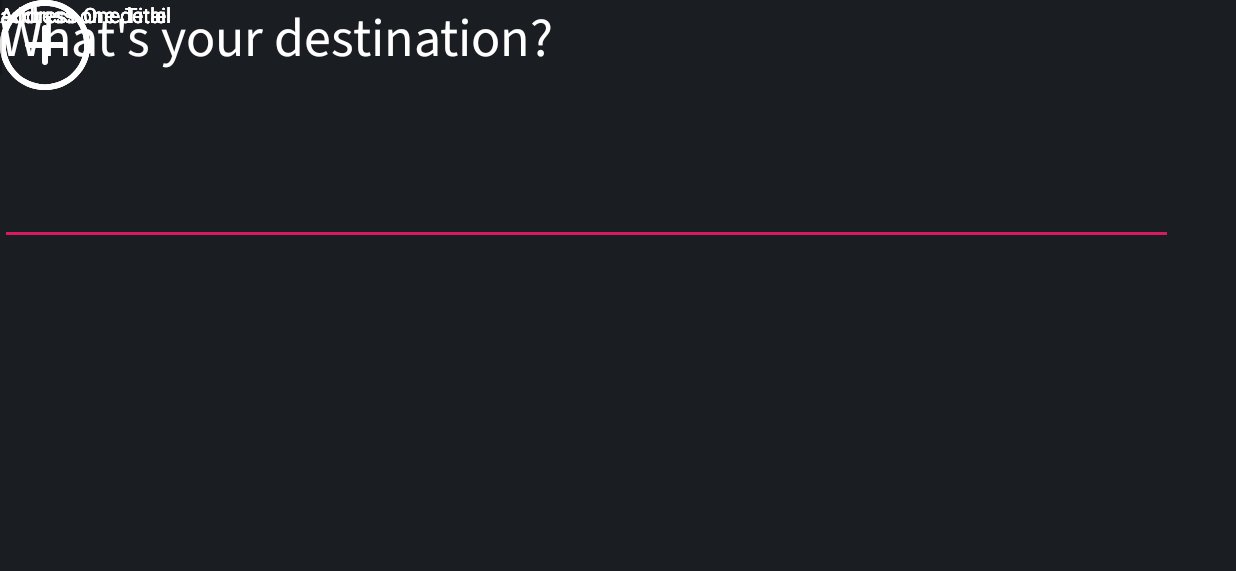
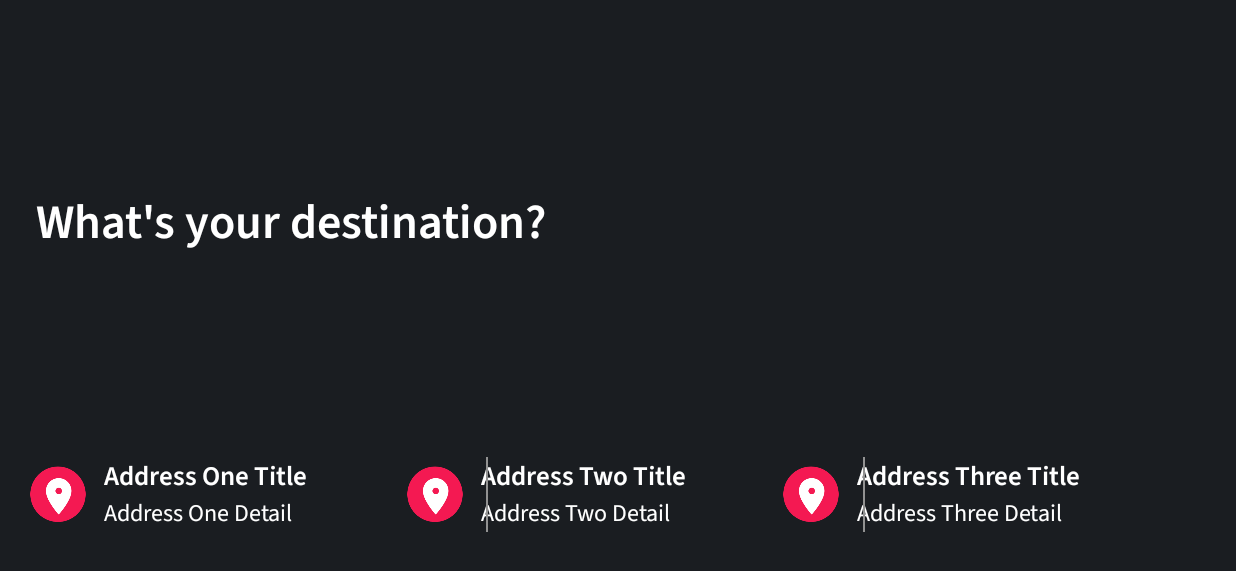
Before and after one commit to haydenmurdock/NTS_Pim, an Android app: the EnterDestination screen opened through its navigation route, on a phone screen of 824 x 412 dp (held sideways). Shown: the top 571 px of the screen. Run offline under Robolectric (Android 15) with nearby library versions, the light colour scheme and no system bars; our stand-ins replace RxJava; libraries missing offline, so code that uses them is left out: com.amazonaws.amplify, com.amazonaws.mobile, com.amazonaws.mobileconnectors, com.apollographql.apollo, com.jakewharton.threetenabp and 2 more; 10 statements that could not run were skipped.

Commit message:
updated UI for enter destination

```diff
--- a/app/src/main/AndroidManifest.xml
+++ b/app/src/main/AndroidManifest.xml
@@ -44,7 +44,7 @@
         <activity
                 android:name="com.example.nts_pim.activity.MainActivity"
                 android:screenOrientation="landscape"
-                android:configChanges="orientation|screenSize" >
+                android:configChanges="orientation|screenSize">
             <intent-filter>
                 <action android:name="android.intent.action.MAIN"/>
 
--- a/app/src/main/java/com/example/nts_pim/activity/MainActivity.kt
+++ b/app/src/main/java/com/example/nts_pim/activity/MainActivity.kt
@@ -315,27 +315,25 @@ open class MainActivity : AppCompatActivity(), CoroutineScope, KodeinAware {
                         try {
                             readThread?.start()
                             LoggerHelper.writeToLog("ReadThread is started on MainActivity", LogEnums.BLUETOOTH.tag)
-                        } catch (e: IllegalStateException){
+                        } catch (e: IllegalThreadStateException){
                             LoggerHelper.writeToLog("Tried to start Read Thread, but caught error for illegal state exception. $e", LogEnums.BLUETOOTH.tag)
                         }
-
                     }
 
                     if(!writeThread!!.isAlive){
                         try {
                             writeThread?.start()
                             LoggerHelper.writeToLog("WriteThread is started on MainActivity", LogEnums.BLUETOOTH.tag)
-                        } catch (e: IllegalStateException){
+                        } catch (e: IllegalThreadStateException){
                             LoggerHelper.writeToLog("Tried to start Write Thread, but caught error for illegal state exception. $e", LogEnums.BLUETOOTH.tag)
                         }
-
                     }
                     if(!ackThread!!.isAlive){
                         try {
                             ackThread?.start()
                             LoggerHelper.writeToLog("ACKThread is started on MainActivity", LogEnums.BLUETOOTH.tag)
 
-                        } catch (e: IllegalStateException){
+                        } catch (e: IllegalThreadStateException){
                             LoggerHelper.writeToLog("Tried to start ACK Thread, but caught error for illegal state exception. $e", LogEnums.BLUETOOTH.tag)
                         }
                     }
--- a/app/src/main/java/com/example/nts_pim/fragments_viewmodel/enter_destination/EnterDestination.kt
+++ b/app/src/main/java/com/example/nts_pim/fragments_viewmodel/enter_destination/EnterDestination.kt
@@ -5,6 +5,7 @@ import android.os.Bundle
 import android.view.LayoutInflater
 import android.view.View
 import android.view.ViewGroup
+import android.view.WindowManager
 import android.view.inputmethod.InputMethodManager
 import com.example.nts_pim.R
 import com.example.nts_pim.fragments_viewmodel.base.ScopedFragment
@@ -27,12 +28,13 @@ class EnterDestination : ScopedFragment(), KodeinAware {
     override fun onViewCreated(view: View, savedInstanceState: Bundle?) {
         super.onViewCreated(view, savedInstanceState)
 
+        showSoftKeyboard()
 
     }
 
     override fun onResume() {
         super.onResume()
-        showSoftKeyboard()
+
     }
 
     private fun showSoftKeyboard(){
--- /dev/null
+++ b/app/src/main/res/drawable/ic_search_pink.xml
@@ -0,0 +1,9 @@
+<vector xmlns:android="http://schemas.android.com/apk/res/android"
+    android:width="100dp"
+    android:height="100dp"
+    android:viewportWidth="100"
+    android:viewportHeight="100">
+  <path
+      android:pathData="M84.993,80.411L62.702,58.12c3.874,-4.918 5.822,-10.858 5.822,-16.803c0,-6.955 -2.659,-13.914 -7.966,-19.22c-5.305,-5.305 -12.26,-7.966 -19.213,-7.966c-6.964,-0.001 -13.935,2.651 -19.249,7.966c-5.31,5.309 -7.966,12.272 -7.966,19.231c0,6.958 2.656,13.921 7.966,19.231c5.306,5.307 12.265,7.966 19.221,7.966c5.868,0 11.73,-1.904 16.612,-5.68l0.19,-0.143l0.825,0.825l21.466,21.466c0.583,0.583 1.352,0.877 2.116,0.876c0.765,0.001 1.534,-0.293 2.117,-0.877l0.348,-0.348c0.584,-0.583 0.878,-1.353 0.877,-2.117C85.87,81.763 85.576,80.994 84.993,80.411zM56.985,56.985c-4.322,4.323 -9.992,6.487 -15.658,6.486c-5.666,0.001 -11.335,-2.163 -15.658,-6.486c-4.323,-4.322 -6.486,-9.992 -6.486,-15.658c0,-5.666 2.163,-11.335 6.486,-15.658c4.323,-4.323 9.993,-6.486 15.658,-6.486c5.666,0 11.335,2.163 15.658,6.486c4.323,4.323 6.487,9.993 6.486,15.658C63.473,46.993 61.309,52.663 56.985,56.985z"
+      android:fillColor="#FF6868"/>
+</vector>
--- a/app/src/main/res/layout/enter_destination_screen.xml
+++ b/app/src/main/res/layout/enter_destination_screen.xml
@@ -8,110 +8,142 @@
 
 
     <TextView
-            android:id="@+id/textView16"
+            android:id="@+id/address_title_one_textView"
             android:layout_width="wrap_content"
             android:layout_height="wrap_content"
+            android:layout_marginStart="8dp"
+            android:layout_marginTop="12dp"
+            android:fontFamily="@font/source_sans_pro_semibold"
             android:text="Address One Title"
             android:textColor="@color/whiteTextColor"
-            tools:layout_editor_absoluteX="900dp"
-            tools:layout_editor_absoluteY="591dp" />
+            android:textSize="18sp"
+            app:layout_constraintStart_toEndOf="@+id/imageView4"
+            app:layout_constraintTop_toTopOf="@+id/view" />
+
+    <TextView
+            android:id="@+id/address_detail_one_textView"
+            android:layout_width="wrap_content"
+            android:layout_height="wrap_content"
+            android:fontFamily="@font/source_sans_pro"
+            android:text="Address One Detail"
+            android:textColor="@color/whiteTextColor"
+            android:textSize="16sp"
+            app:layout_constraintStart_toStartOf="@+id/address_title_one_textView"
+            app:layout_constraintTop_toBottomOf="@+id/address_title_one_textView" />
+
+    <TextView
+            android:id="@+id/address_title_two_textView"
+            android:layout_width="wrap_content"
+            android:layout_height="wrap_content"
+            android:layout_marginStart="8dp"
+            android:layout_marginTop="12dp"
+            android:fontFamily="@font/source_sans_pro_semibold"
+            android:text="Address Two Title"
+            android:textColor="@color/whiteTextColor"
+            android:textSize="18sp"
+            app:layout_constraintStart_toEndOf="@+id/imageView5"
+            app:layout_constraintTop_toTopOf="@+id/view2" />
+
+    <TextView
+            android:id="@+id/address_detail_two_textView"
+            android:layout_width="wrap_content"
+            android:layout_height="wrap_content"
+            android:fontFamily="@font/source_sans_pro"
+            android:text="Address Two Detail"
+            android:textColor="@color/whiteTextColor"
+            android:textSize="16sp"
+            app:layout_constraintStart_toStartOf="@+id/address_title_two_textView"
+            app:layout_constraintTop_toBottomOf="@+id/address_title_two_textView" />
+
+    <TextView
+            android:id="@+id/address_title_three_textView"
+            android:layout_width="wrap_content"
+            android:layout_height="wrap_content"
+            android:layout_marginStart="8dp"
+            android:layout_marginTop="12dp"
+            android:fontFamily="@font/source_sans_pro_semibold"
+            android:text="Address Three Title"
+            android:textColor="@color/whiteTextColor"
+            android:textSize="18sp"
+            app:layout_constraintStart_toEndOf="@+id/imageView6"
+            app:layout_constraintTop_toTopOf="@+id/view4" />
+
+    <TextView
+            android:id="@+id/address_detail_three_textView"
+            android:layout_width="wrap_content"
+            android:layout_height="wrap_content"
+            android:fontFamily="@font/source_sans_pro"
+            android:text="Address Three Detail"
+            android:textColor="@color/whiteTextColor"
+            android:textSize="16sp"
+            app:layout_constraintStart_toStartOf="@+id/address_title_three_textView"
+            app:layout_constraintTop_toBottomOf="@+id/address_title_three_textView" />
+
+    <ImageView
+            android:id="@+id/imageView4"
+            android:layout_width="45dp"
+            android:layout_height="38dp"
+            app:layout_constraintBottom_toBottomOf="@+id/view"
+            app:layout_constraintStart_toStartOf="@+id/view"
+            app:layout_constraintTop_toTopOf="@+id/view"
+            app:srcCompat="@drawable/ic_destination_pin" />
 
     <ImageView
             android:id="@+id/imageView5"
-            android:layout_width="wrap_content"
-            android:layout_height="wrap_content"
-            app:srcCompat="@drawable/ic_add_circular_outlined_button"
-            tools:layout_editor_absoluteX="415dp"
-            tools:layout_editor_absoluteY="591dp" />
+            android:layout_width="45dp"
+            android:layout_height="38dp"
+            app:layout_constraintBottom_toBottomOf="@+id/view2"
+            app:layout_constraintStart_toStartOf="@+id/view2"
+            app:layout_constraintTop_toTopOf="@+id/view2"
+            app:srcCompat="@drawable/ic_destination_pin" />
 
     <ImageView
             android:id="@+id/imageView6"
-            android:layout_width="wrap_content"
-            android:layout_height="wrap_content"
-            app:srcCompat="@drawable/ic_add_circular_outlined_button"
-            tools:layout_editor_absoluteX="829dp"
-            tools:layout_editor_absoluteY="591dp" />
+            android:layout_width="45dp"
+            android:layout_height="38dp"
+            app:layout_constraintBottom_toBottomOf="@+id/view4"
+            app:layout_constraintStart_toStartOf="@+id/view4"
+            app:layout_constraintTop_toTopOf="@+id/view4"
+            app:srcCompat="@drawable/ic_destination_pin" />
+
+
+    <View
+            android:id="@+id/divider2"
+            android:layout_width="1dp"
+            android:layout_height="50dp"
+            android:layout_marginStart="18dp"
+            android:background="@color/grey"
+            app:layout_constraintBottom_toBottomOf="@+id/view2"
+            app:layout_constraintStart_toEndOf="@+id/view"
+            app:layout_constraintTop_toTopOf="@+id/view2" />
 
     <View
             android:id="@+id/divider3"
             android:layout_width="1dp"
             android:layout_height="50dp"
-            android:background="?android:attr/listDivider"
-            tools:layout_editor_absoluteX="787dp"
-            tools:layout_editor_absoluteY="600dp" />
+            android:layout_marginStart="18dp"
+            android:background="@color/grey"
+            app:layout_constraintBottom_toBottomOf="@+id/view2"
+            app:layout_constraintStart_toEndOf="@+id/view2"
+            app:layout_constraintTop_toTopOf="@+id/view2" />
 
-    <ImageView
-            android:id="@+id/imageView4"
-            android:layout_width="wrap_content"
-            android:layout_height="wrap_content"
-            app:srcCompat="@drawable/ic_add_circular_outlined_button"
-            tools:layout_editor_absoluteX="16dp"
-            tools:layout_editor_absoluteY="168dp" />
-
-    <TextView
-            android:id="@+id/textView12"
-            android:layout_width="wrap_content"
-            android:layout_height="wrap_content"
-            android:text="Address One Title"
-            android:textColor="@color/whiteTextColor"
-            tools:layout_editor_absoluteX="113dp"
-            tools:layout_editor_absoluteY="412dp" />
-
-    <TextView
-            android:id="@+id/textView14"
-            android:layout_width="wrap_content"
-            android:layout_height="wrap_content"
-            android:text="Address One Title"
-            android:textColor="@color/whiteTextColor"
-            tools:layout_editor_absoluteX="488dp"
-            tools:layout_editor_absoluteY="591dp" />
-
-    <TextView
-            android:id="@+id/textView13"
-            android:layout_width="wrap_content"
-            android:layout_height="wrap_content"
-            android:text="address one detail"
-            android:textColor="@color/whiteTextColor"
-            tools:layout_editor_absoluteX="113dp"
-            tools:layout_editor_absoluteY="632dp" />
-
-    <TextView
-            android:id="@+id/textView15"
-            android:layout_width="wrap_content"
-            android:layout_height="wrap_content"
-            android:text="address one detail"
-            android:textColor="@color/whiteTextColor"
-            tools:layout_editor_absoluteX="488dp"
-            tools:layout_editor_absoluteY="632dp" />
-
-    <TextView
-            android:id="@+id/textView17"
-            android:layout_width="wrap_content"
-            android:layout_height="wrap_content"
-            android:text="address one detail"
-            android:textColor="@color/whiteTextColor"
-            tools:layout_editor_absoluteX="900dp"
-            tools:layout_editor_absoluteY="632dp" />
-
-    <View
-            android:id="@+id/divider2"
-            android:layout_width="1dp"
-            android:layout_height="50dp"
-            android:background="?android:attr/listDivider"
-            tools:layout_editor_absoluteX="381dp"
-            tools:layout_editor_absoluteY="600dp" />
 
     <EditText
             android:id="@+id/editTextTextPostalAddress"
-            android:layout_width="782dp"
-            android:layout_height="103dp"
-            android:layout_marginTop="8dp"
+            android:layout_width="900sp"
+            android:layout_height="51dp"
+            android:layout_marginStart="24dp"
+            android:layout_marginTop="24dp"
+            android:background="@null"
+            android:cursorVisible="true"
+            android:defaultFocusHighlightEnabled="true"
             android:ems="10"
+            android:focusedByDefault="true"
+            android:fontFamily="@font/source_sans_pro"
             android:inputType="textPostalAddress"
             android:textColor="@color/whiteTextColor"
+            android:textCursorDrawable="@drawable/cursor_color"
             android:textSize="36sp"
-            app:layout_constraintEnd_toEndOf="parent"
-            app:layout_constraintHorizontal_bias="0.0"
             app:layout_constraintStart_toStartOf="parent"
             app:layout_constraintTop_toBottomOf="@+id/textView18" />
 
@@ -119,10 +151,54 @@
             android:id="@+id/textView18"
             android:layout_width="wrap_content"
             android:layout_height="wrap_content"
-            android:fontFamily="@font/source_sans_pro"
+            android:layout_marginStart="24dp"
+            android:layout_marginTop="125dp"
+            android:fontFamily="@font/source_sans_pro_semibold"
             android:text="What's your destination?"
             android:textColor="@color/whiteTextColor"
-            android:textSize="36sp"
+            android:textSize="32sp"
             app:layout_constraintStart_toStartOf="parent"
             app:layout_constraintTop_toTopOf="parent" />
+
+    <View
+            android:id="@+id/view"
+            android:layout_width="290dp"
+            android:layout_height="74dp"
+            android:layout_marginStart="16dp"
+            android:layout_marginTop="45dp"
+            app:layout_constraintStart_toStartOf="parent"
+            app:layout_constraintTop_toBottomOf="@+id/editTextTextPostalAddress" />
+
+    <View
+            android:id="@+id/view2"
+            android:layout_width="290dp"
+            android:layout_height="74dp"
+            android:layout_marginTop="45dp"
+            app:layout_constraintEnd_toStartOf="@+id/view4"
+            app:layout_constraintStart_toEndOf="@+id/view"
+            app:layout_constraintTop_toBottomOf="@+id/editTextTextPostalAddress" />
+
+    <View
+            android:id="@+id/view4"
+            android:layout_width="290dp"
+            android:layout_height="74dp"
+            android:layout_marginTop="45dp"
+            android:layout_marginEnd="16dp"
+            app:layout_constraintEnd_toEndOf="parent"
+            app:layout_constraintTop_toBottomOf="@+id/editTextTextPostalAddress" /><![CDATA[
+
+
+
+
+
+
+            />
+
+
+
+
+
+
+
+    ]]>
 </androidx.constraintlayout.widget.ConstraintLayout>
--- a/app/src/main/res/layout/welcome_screen.xml
+++ b/app/src/main/res/layout/welcome_screen.xml
@@ -27,18 +27,17 @@
     <TextView
             android:id="@+id/welcome_text_view"
             android:layout_width="wrap_content"
-            android:layout_height="wrap_content"
-            android:fontFamily="@font/source_sans_pro"
+            android:layout_height="68dp"
+            android:fontFamily="@font/source_sans_pro_semibold"
             android:text="What's your destination?"
             android:textColor="#FFFFFF"
-            android:textSize="56sp"
+            android:textSize="46sp"
             android:visibility="visible"
             app:layout_constraintBottom_toBottomOf="parent"
             app:layout_constraintEnd_toEndOf="parent"
-            app:layout_constraintHorizontal_bias="0.514"
             app:layout_constraintStart_toStartOf="parent"
             app:layout_constraintTop_toTopOf="parent"
-            app:layout_constraintVertical_bias="0.316" />
+            app:layout_constraintVertical_bias="0.369" />
 
     <Button
             android:id="@+id/open_vehicle_settings_button"
@@ -113,43 +112,42 @@
 
     <View
             android:id="@+id/enter_destination_view"
-            android:layout_width="579dp"
-            android:layout_height="104dp"
-            android:background="@color/enterDestinationBtnBackground"
-            app:layout_constraintEnd_toEndOf="@+id/welcome_text_view"
-            app:layout_constraintHorizontal_bias="0.0"
+            android:layout_width="481dp"
+            android:layout_height="75dp"
+            android:layout_marginTop="12dp"
+            android:background="@drawable/enter_destination_button"
             app:layout_constraintStart_toStartOf="@+id/welcome_text_view"
             app:layout_constraintTop_toBottomOf="@+id/welcome_text_view" />
 
     <ImageView
             android:id="@+id/imageView2"
-            android:layout_width="62dp"
-            android:layout_height="45dp"
-            android:layout_marginStart="16dp"
+            android:layout_width="37dp"
+            android:layout_height="37dp"
+            android:layout_marginStart="15dp"
             android:tint="@color/red"
             app:layout_constraintBottom_toBottomOf="@+id/enter_destination_view"
             app:layout_constraintStart_toStartOf="@+id/enter_destination_view"
-            app:layout_constraintTop_toBottomOf="@+id/welcome_text_view"
-            app:srcCompat="@android:drawable/ic_menu_search"
+            app:layout_constraintTop_toTopOf="@+id/enter_destination_view"
+            app:srcCompat="@drawable/ic_search_pink"
             tools:ignore="UseAppTint" />
 
     <TextView
             android:id="@+id/textView11"
             android:layout_width="wrap_content"
             android:layout_height="wrap_content"
-            android:layout_marginStart="8dp"
+            android:layout_marginStart="16dp"
             android:fontFamily="@font/source_sans_pro"
             android:text="Search address or place"
             android:textColor="@color/whiteTextColor"
-            android:textSize="36sp"
+            android:textSize="28sp"
             app:layout_constraintBottom_toBottomOf="@+id/enter_destination_view"
             app:layout_constraintStart_toEndOf="@+id/imageView2"
-            app:layout_constraintTop_toTopOf="@+id/thank_you_text_view" />
+            app:layout_constraintTop_toTopOf="@+id/enter_destination_view" />
 
     <ImageView
             android:id="@+id/imageView3"
-            android:layout_width="64dp"
-            android:layout_height="45dp"
+            android:layout_width="60dp"
+            android:layout_height="42dp"
             android:layout_marginTop="2dp"
             app:layout_constraintBottom_toBottomOf="@+id/greetings_textView"
             app:layout_constraintStart_toEndOf="@+id/greetings_textView"
```
Also changed, not shown: app/src/main/res/drawable/ic_destination_pin.png (added).
